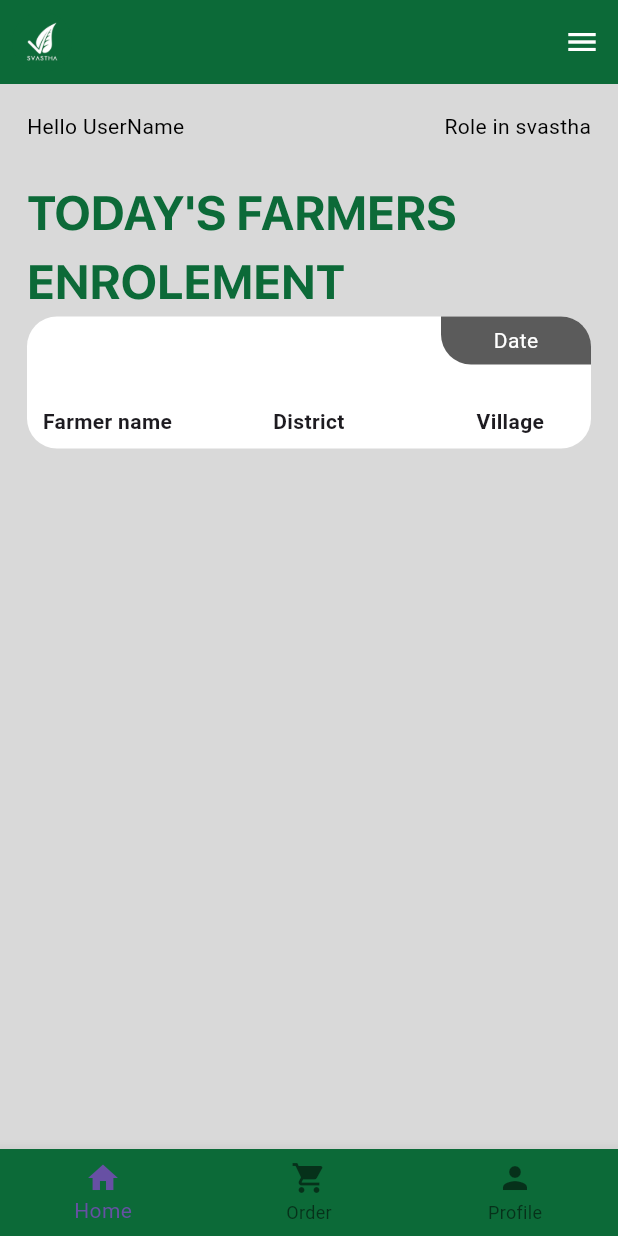
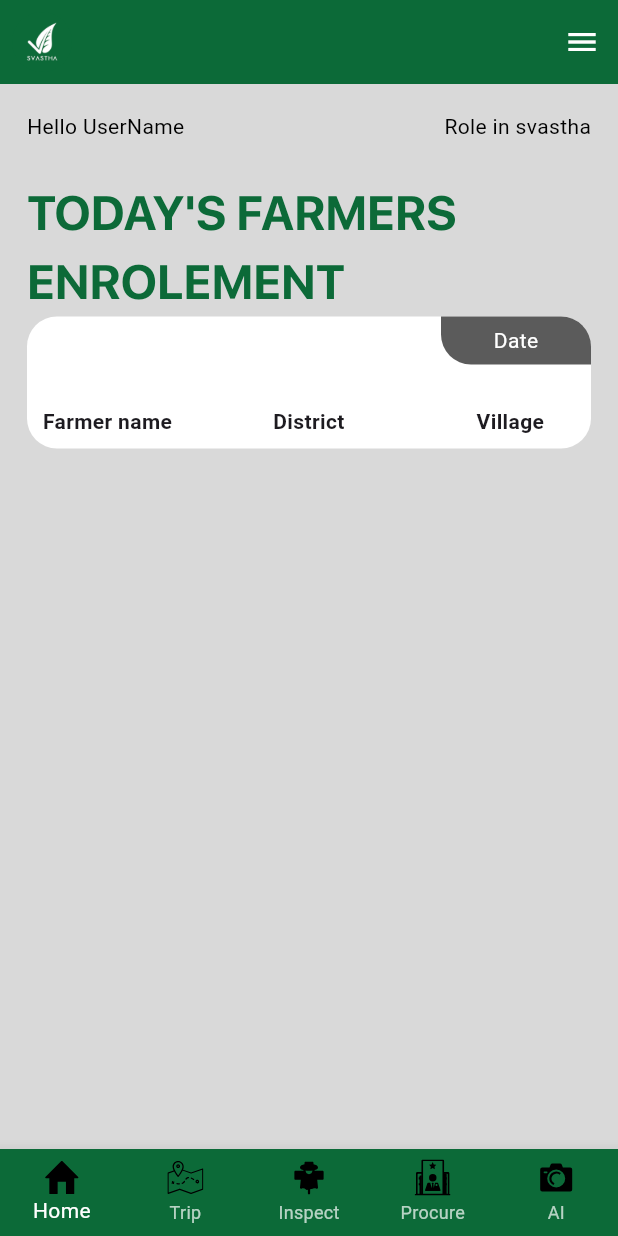
Before and after one commit to Atheeq1821/farmer-app, a Flutter app: the screen it shows after launch, on a phone screen of 412 x 824 dp. Run offline on Flutter 3.47's test engine with Material 3 defaults, Android fonts, the phone set to English and light mode, and no system bars; our stand-ins replace cloud_firestore, firebase_auth, firebase_core, flutter_riverpod, flutter_svg; accounts and stored records are empty; project files that could hold a hidden picture were left out.

Commit message:
bottom nav icons added

```diff
--- a/lib/features/authentication/controllers/auth_controller.dart
+++ b/lib/features/authentication/controllers/auth_controller.dart
@@ -43,4 +43,6 @@ class AuthController {
   }
 
   Stream<User?> get authStateChanges => _auth.authStateChanges();
+
+  User? get currentUser => _auth.currentUser;
 }
--- a/lib/features/home/views/home-page.dart
+++ b/lib/features/home/views/home-page.dart
@@ -40,7 +40,7 @@ class _HomeViewState extends State<HomeView> {
           padding: EdgeInsets.zero,
           children: [
             Container(
-              decoration: BoxDecoration(color: AppPallete.color2),
+              decoration: BoxDecoration(color: Colors.blue),
               margin: EdgeInsets.zero,
               padding: EdgeInsets.all(12),
               child: Row(
@@ -49,7 +49,7 @@ class _HomeViewState extends State<HomeView> {
                     onPressed: () {
                       Navigator.of(context).pop();
                     },
-                    icon: Icon(Icons.close, color: Colors.white),
+                    icon: Icon(Icons.close, color: Colors.green),
                   ),
                   SizedBox(width: 20,),
                   Text(
@@ -170,6 +170,7 @@ class _HomeViewState extends State<HomeView> {
           ),
         ),
       ),
+
     );
   }
 }
--- a/lib/features/navigation/views/main_screen.dart
+++ b/lib/features/navigation/views/main_screen.dart
@@ -3,6 +3,7 @@ import 'package:farmer_app/features/home/views/home-page.dart';
 import 'package:farmer_app/features/navigation/controllers/bottom_nav_controller.dart';
 import 'package:flutter/material.dart';
 import 'package:flutter_riverpod/flutter_riverpod.dart';
+import 'package:flutter_svg/svg.dart';
 
 class MainScreen extends ConsumerWidget {
   const MainScreen({super.key});
@@ -16,25 +17,80 @@ class MainScreen extends ConsumerWidget {
 
     return Scaffold(
       body: _pages[currentIndex],
-      bottomNavigationBar: BottomNavigationBar(
-        backgroundColor: AppPallete.color2,
+        bottomNavigationBar: Theme(
+          data: Theme.of(context).copyWith(
+            canvasColor: AppPallete.color2,
+          ),
+          child: BottomNavigationBar(
+            type: BottomNavigationBarType.fixed,
             currentIndex: currentIndex,
             onTap: (index) => ref.read(bottomNavProvider.notifier).state = index,
-        items: const [
+            selectedItemColor: Colors.white,
+            unselectedItemColor: Colors.white70,
+            items: [
               BottomNavigationBarItem(
-            icon: Icon(Icons.home),
+                icon:SizedBox(
+                  width: 24,
+                  height: 24,
+                  child: SvgPicture.asset(
+                    'assets/svgs/Home.svg',
+                    // color: Colors.white, // required if you want to color it
+                  ),
+                ),
+                // icon: Icon(Icons.home_filled),
                 label: 'Home',
+                // backgroundColor: Colors.blue
               ),
               BottomNavigationBarItem(
-            icon: Icon(Icons.shopping_cart),
-            label: 'Order',
+                icon:SizedBox(
+                width: 24,
+                height: 24,
+                child: SvgPicture.asset(
+                  'assets/svgs/Journey.svg',
+                  // color: Colors.white, // required if you want to color it
+                ),
+              ),
+                // icon: Icon(Icons.trip_origin),
+                label: 'Trip',
               ),
               BottomNavigationBarItem(
-            icon: Icon(Icons.person),
-            label: 'Profile',
+                // icon: SvgPicture.asset('assets/svgs/Scarecrow.svg'),
+                icon: SizedBox(
+                  width: 24,
+                  height: 24,
+                  child: SvgPicture.asset(
+                    'assets/svgs/Scarecrow.svg',
+                    // color: Colors.white, // required if you want to color it
+                  ),
+                ),
+                label: 'Inspect',
+              ),
+              BottomNavigationBarItem(
+                icon:SizedBox(
+                  width: 24,
+                  height: 24,
+                  child: SvgPicture.asset(
+                    'assets/svgs/Procure.svg',
+                    // color: Colors.white, // required if you want to color it
+                  ),
+                ),
+                label: 'Procure',
+              ),
+              BottomNavigationBarItem(
+                icon:SizedBox(
+                width: 24,
+                height: 24,
+                child: SvgPicture.asset(
+                  'assets/svgs/Camera.svg',
+                  // color: Colors.white, // required if you want to color it
+                ),
+              ),
+                label: 'AI',
               ),
             ],
           ),
+        )
+
     );
   }
 }
--- a/lib/main.dart
+++ b/lib/main.dart
@@ -1,13 +1,16 @@
 import 'package:farmer_app/features/authentication/views/login_page.dart';
 import 'package:farmer_app/features/home/views/home-page.dart';
 import 'package:farmer_app/features/navigation/views/main_screen.dart';
+import 'package:farmer_app/firebase_options.dart';
 import 'package:firebase_core/firebase_core.dart';
 import 'package:flutter/material.dart';
 import 'package:flutter_riverpod/flutter_riverpod.dart';
 
 void main() async {
   WidgetsFlutterBinding.ensureInitialized();
-  await Firebase.initializeApp();
+  await Firebase.initializeApp(
+    options: DefaultFirebaseOptions.currentPlatform,
+  );
   runApp(const ProviderScope(child: MyApp()));
 }
 
```
Also changed, not shown: lib/features/authentication/controllers/firebase_db.dart (+8 -7 lines), lib/features/authentication/views/login_page.dart (+15 -12 lines), pubspec.yaml (+7 -0 lines), assets/svgs/Camera.svg (added), assets/svgs/Home.svg (added), assets/svgs/Journey.svg (added), assets/svgs/Procure.svg (added), assets/svgs/Scarecrow.svg (added), assets/svgs/Semi_Truck.svg (added), lib/firebase_options.dart (added), pubspec.lock, 3 other files. Lines whose indentation alone changed are shown as unchanged.
